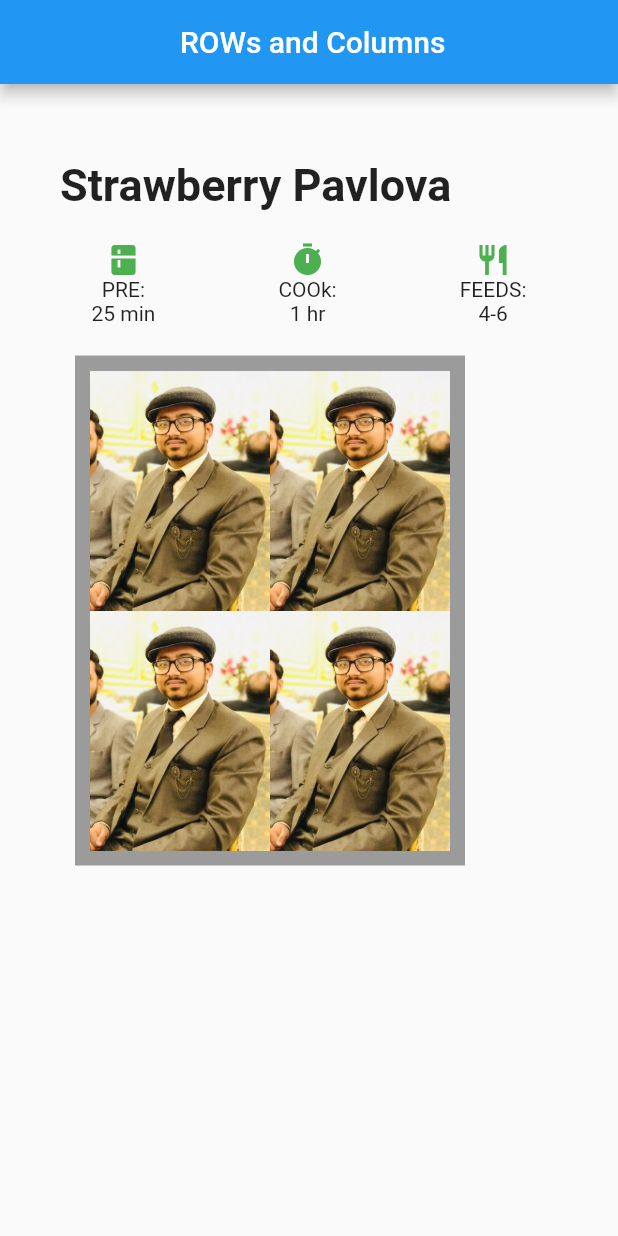
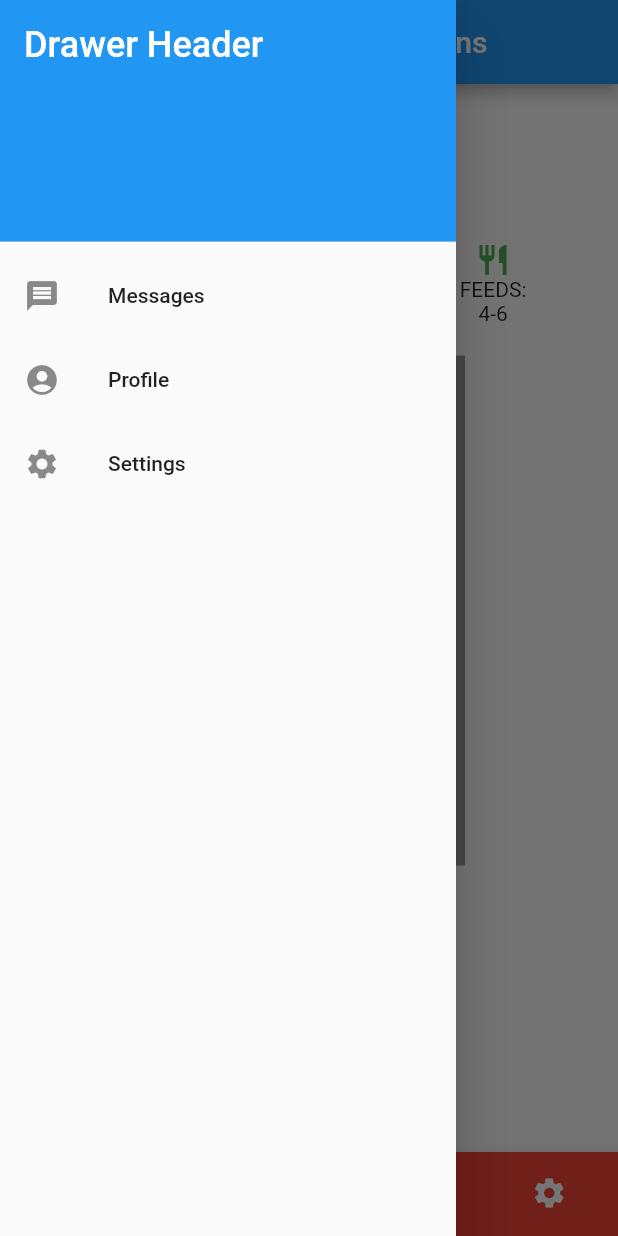
Before and after one commit to MUmerYasin/flutter_course02, a Flutter app: the screen it shows after launch, with the side drawer open (before the commit the screen has no drawer), on a phone screen of 412 x 824 dp. Run offline on Flutter 3.47's test engine with Material 2 defaults, Android fonts, the phone set to English and light mode, and no system bars.

Commit message:
1)Add Drawer widget (cilck on the top of App bar button new menu open from left side) 2) Bottom Navigation Bar ( add Bar End of Screen for 3 to 5 button or icon that operate through thumbs .A row of destination buttons and a single callback that’s passed the index of the button that was tapped.

```diff
--- a/lib/main.dart
+++ b/lib/main.dart
@@ -1,4 +1,5 @@
 import 'package:flutter/material.dart';
+// import 'package:flutter_course02/drawer_widget.dart';
 import 'package:flutter_course02/nested_row_column.dart';
 
 void main() {
@@ -18,6 +19,7 @@ class MyApp extends StatelessWidget {
       ),
       // home: const MyHomePage(title: 'Flutter Course'),
       home: const MyHomePage2(title: 'Flutter Course'),
+      // home: const MyHomePage3(title: 'Flutter Course'),
     );
   }
 }
--- a/lib/nested_row_column.dart
+++ b/lib/nested_row_column.dart
@@ -10,6 +10,39 @@ class MyHomePage2 extends StatefulWidget {
 }
 
 class _MyHomePageState2 extends State<MyHomePage2> {
+
+  //-----------------------------------------------------------------------
+  int _selectedIndex = 0;
+  static const TextStyle optionStyle =
+  TextStyle(fontSize: 30, fontWeight: FontWeight.bold);
+  static const List<Widget> _widgetOptions = <Widget>[
+    Text(
+      'Index 0: Home',
+      style: optionStyle,
+    ),
+    Text(
+      'Index 1: Business',
+      style: optionStyle,
+    ),
+    Text(
+      'Index 2: School',
+      style: optionStyle,
+    ),
+    Text(
+      'Index 3: Settings',
+      style: optionStyle,
+    ),
+  ];
+
+  void _onItemTapped(int index) {
+    setState(() {
+      _selectedIndex = index;
+    });
+  }
+
+  //-------------------------------------------------------------------------------
+
+
   @override
   Widget build(BuildContext context) {
     return Scaffold(
@@ -21,6 +54,43 @@ class _MyHomePageState2 extends State<MyHomePage2> {
           textAlign: TextAlign.center,
         )),
       ),
+      //-------------------------------------------------------------------
+      // Drawer
+
+      drawer: Drawer(
+        child: ListView(
+          padding: EdgeInsets.zero,
+          children: const <Widget>[
+            DrawerHeader(
+              decoration: BoxDecoration(
+                color: Colors.blue,
+              ),
+              child: Text(
+                'Drawer Header',
+                style: TextStyle(
+                  color: Colors.white,
+                  fontSize: 24,
+                ),
+              ),
+            ),
+            ListTile(
+              leading: Icon(Icons.message),
+              title: Text('Messages'),
+            ),
+            ListTile(
+              leading: Icon(Icons.account_circle),
+              title: Text('Profile'),
+            ),
+            ListTile(
+              leading: Icon(Icons.settings),
+              title: Text('Settings'),
+            ),
+          ],
+        ),
+      ),
+
+      //---------------------------------------------------------------
+
       body: SingleChildScrollView(
         // child: Column(
         //   // reference =>
@@ -144,6 +214,7 @@ class _MyHomePageState2 extends State<MyHomePage2> {
                               fit: BoxFit.fill,
                               width: 120,
                             ),
+
                           ],
                         ),
                       ],
@@ -151,10 +222,54 @@ class _MyHomePageState2 extends State<MyHomePage2> {
                   ),
                 ],
               ),
+               Row(
+                 children: [
+                   _widgetOptions.elementAt(_selectedIndex),
+                 ],
+               ),
             ],
           ),
         ),
+
       ),
+
+    //  -----------------------------------------------------------------------
+    //  Reference https://api.flutter.dev/flutter/material/BottomNavigationBar-class.html
+    //  https://medium.com/flutter/getting-to-the-bottom-of-navigation-in-flutter-b3e440b9386
+    //  bottom Navigation Bar
+
+      bottomNavigationBar: BottomNavigationBar(
+        items: const <BottomNavigationBarItem>[
+          BottomNavigationBarItem(
+            icon: Icon(Icons.home),
+            label: 'Home',
+            backgroundColor: Colors.red,
+          ),
+          BottomNavigationBarItem(
+            icon: Icon(Icons.business),
+            label: 'Business',
+            backgroundColor: Colors.green,
+          ),
+          BottomNavigationBarItem(
+            icon: Icon(Icons.school),
+            label: 'School',
+            backgroundColor: Colors.purple,
+          ),
+          BottomNavigationBarItem(
+            icon: Icon(Icons.settings),
+            label: 'Settings',
+            backgroundColor: Colors.pink,
+          ),
+        ],
+        currentIndex: _selectedIndex,
+        selectedItemColor: Colors.amber[800],
+        onTap: _onItemTapped,
+      ),
+    //  -----------------------------------------------------------------------
     );
+
+  //  Drawer ------------------------------------------------------------------
+
+
   }
 }
```
Also changed, not shown: lib/drawer_widget.dart (added, +96 -0 lines).
